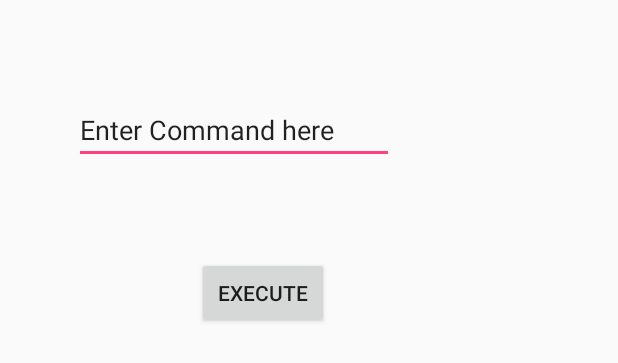
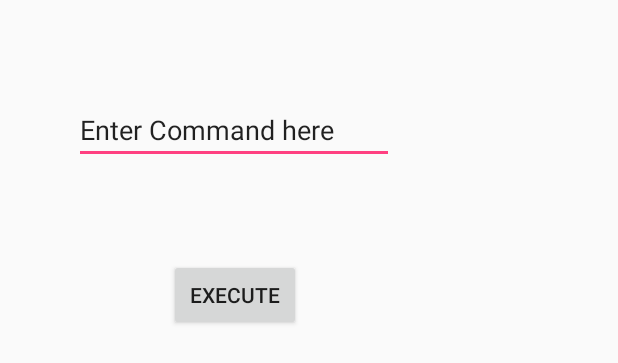
Before and after one commit to nkg447/remoteControlAndroidClient, an Android app: the layout command_exec.xml on its own in the app's theme, with its tools: preview values and no code run, on a phone screen of 412 x 824 dp. Shown: the top 363 px of the screen. Run offline under Robolectric (Android 15) with nearby library versions, the phone set to English and light mode, and no system bars.

```diff
--- a/app/src/main/res/layout/command_exec.xml
+++ b/app/src/main/res/layout/command_exec.xml
@@ -3,7 +3,7 @@
     android:layout_width="match_parent" android:layout_height="match_parent">
 
     <EditText
-        android:id="@+id/editText"
+        android:id="@+id/command"
         android:layout_width="wrap_content"
         android:layout_height="wrap_content"
         android:layout_alignParentStart="true"
@@ -18,9 +18,9 @@
         android:id="@+id/execute"
         android:layout_width="wrap_content"
         android:layout_height="wrap_content"
-        android:layout_alignEnd="@+id/editText"
-        android:layout_below="@+id/editText"
-        android:layout_marginEnd="43dp"
-        android:layout_marginTop="62dp"
-        android:text="execute" />
+        android:layout_marginTop="63dp"
+        android:text="execute"
+        android:layout_below="@+id/command"
+        android:layout_alignEnd="@+id/command"
+        android:layout_marginEnd="62dp" />
 </RelativeLayout>
```
Also changed, not shown: app/src/main/AndroidManifest.xml (+0 -9 lines), app/src/main/java/com/example/nikunj/remotecontrol/FirstFragment.java (deleted, +0 -24 lines), app/src/main/java/com/example/nikunj/remotecontrol/MainActivity.java (+31 -1 lines), app/src/main/ic_launcher-web.png (added), app/src/main/res/mipmap-hdpi/ic_launcher.png, app/src/main/res/mipmap-mdpi/ic_launcher.png, app/src/main/res/mipmap-xhdpi/ic_launcher.png, app/src/main/res/mipmap-xxhdpi/ic_launcher.png, app/src/main/res/mipmap-xxxhdpi/ic_launcher.png, 1 other file.
